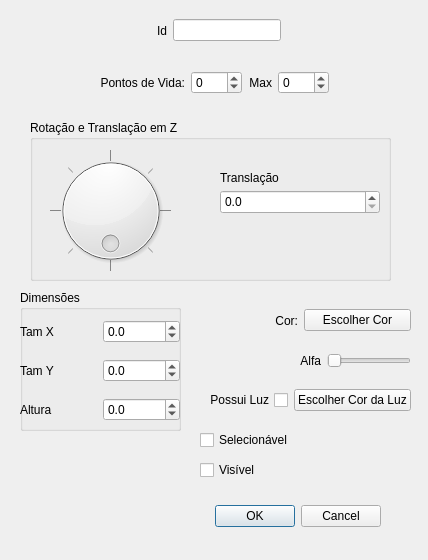
Qt form ifg/qt/ui/forma.ui (matferib/tabuleiro-virtual) before a commit.
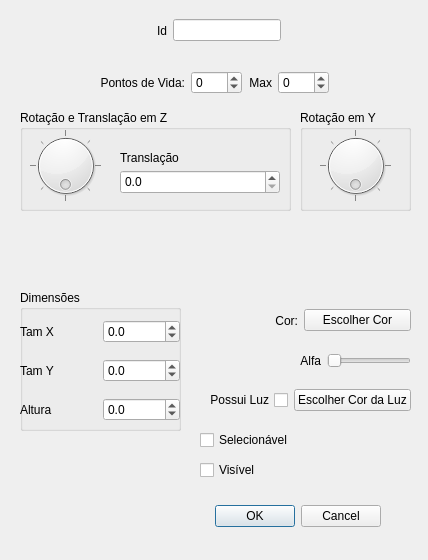
The same form after that commit.

```diff
--- a/ifg/qt/ui/forma.ui
+++ b/ifg/qt/ui/forma.ui
@@ -203,10 +203,10 @@
   <widget class="QGroupBox" name="groupBox_2">
    <property name="geometry">
     <rect>
-     <x>30</x>
-     <y>120</y>
-     <width>361</width>
-     <height>161</height>
+     <x>20</x>
+     <y>110</y>
+     <width>271</width>
+     <height>101</height>
     </rect>
    </property>
    <property name="title">
@@ -215,10 +215,10 @@
    <widget class="QDial" name="dial_rotacao">
     <property name="geometry">
      <rect>
-      <x>20</x>
-      <y>30</y>
-      <width>121</width>
-      <height>121</height>
+      <x>10</x>
+      <y>20</y>
+      <width>71</width>
+      <height>71</height>
      </rect>
     </property>
     <property name="toolTip">
@@ -258,8 +258,8 @@
    <widget class="QDoubleSpinBox" name="spin_translacao">
     <property name="geometry">
      <rect>
-      <x>190</x>
-      <y>70</y>
+      <x>100</x>
+      <y>60</y>
       <width>160</width>
       <height>24</height>
      </rect>
@@ -277,8 +277,8 @@
    <widget class="QLabel" name="label_2">
     <property name="geometry">
      <rect>
-      <x>190</x>
-      <y>50</y>
+      <x>100</x>
+      <y>40</y>
       <width>111</width>
       <height>16</height>
      </rect>
@@ -465,6 +465,62 @@
     </item>
    </layout>
   </widget>
+  <widget class="QGroupBox" name="groupBox_3">
+   <property name="geometry">
+    <rect>
+     <x>300</x>
+     <y>110</y>
+     <width>111</width>
+     <height>101</height>
+    </rect>
+   </property>
+   <property name="title">
+    <string>Rotação em Y</string>
+   </property>
+   <widget class="QDial" name="dial_rotacao_y">
+    <property name="geometry">
+     <rect>
+      <x>20</x>
+      <y>20</y>
+      <width>71</width>
+      <height>71</height>
+     </rect>
+    </property>
+    <property name="toolTip">
+     <string>Rotação do objeto ao redor do eixo Z.</string>
+    </property>
+    <property name="minimum">
+     <number>0</number>
+    </property>
+    <property name="maximum">
+     <number>360</number>
+    </property>
+    <property name="value">
+     <number>0</number>
+    </property>
+    <property name="sliderPosition">
+     <number>0</number>
+    </property>
+    <property name="orientation">
+     <enum>Qt::Horizontal</enum>
+    </property>
+    <property name="invertedAppearance">
+     <bool>true</bool>
+    </property>
+    <property name="invertedControls">
+     <bool>true</bool>
+    </property>
+    <property name="wrapping">
+     <bool>true</bool>
+    </property>
+    <property name="notchTarget">
+     <double>45.000000000000000</double>
+    </property>
+    <property name="notchesVisible">
+     <bool>true</bool>
+    </property>
+   </widget>
+  </widget>
  </widget>
  <resources/>
  <connections>
```
